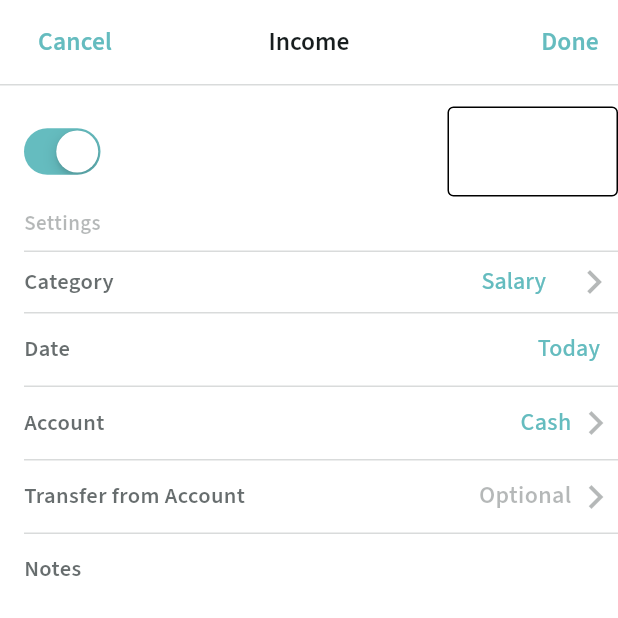
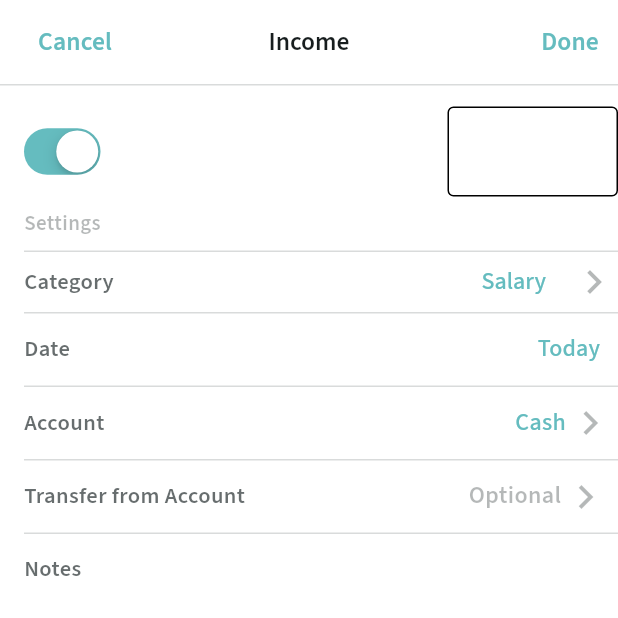
Before and after one commit to CherednychenkoIhor/cash_new_revenue, a Flutter app: the screen it shows after launch, on a phone screen of 412 x 824 dp, the top half of it. Run offline on Flutter 3.47's test engine with Material 2 defaults, Android fonts, the phone set to English and light mode, and no system bars; drawn by our look-alikes of dropdown_button2; our stand-ins replace google_fonts.

Commit message:
refactor code, navigation

```diff
--- /dev/null
+++ b/lib/settings/account.dart
@@ -0,0 +1,48 @@
+import 'package:cash_new_revenue/utils/colors.dart';
+import 'package:cash_new_revenue/utils/const.dart';
+import 'package:cash_new_revenue/utils/fonts.dart';
+import 'package:cash_new_revenue/utils/string.dart';
+import 'package:cash_new_revenue/widgets/cash.dart';
+import 'package:flutter/material.dart';
+
+class Account extends StatelessWidget {
+  const Account({Key? key}) : super(key: key);
+
+  @override
+  Widget build(BuildContext context) {
+    return Row(
+      mainAxisAlignment: MainAxisAlignment.start,
+      children: [
+        Container(
+          margin: const EdgeInsets.only(left: 16),
+          child: Text(account, style: sfProText15),
+        ),
+        Flexible(flex: 16,child: Container()),
+        Flexible(
+          flex: 3,
+          fit: FlexFit.loose,
+          child: GestureDetector(
+            onTap: () {
+              Navigator.of(context).push(
+                  MaterialPageRoute(builder: (context) => const Cash()));
+            },
+            child: Text(cash, textAlign: TextAlign.end, style: sfProText16),
+          ),
+        ),
+        Flexible(
+          fit: FlexFit.loose,
+          flex: 1,
+          child: IconButton(
+            onPressed: () {
+              Navigator.of(context).push(
+                  MaterialPageRoute(builder: (context) => const Cash()));
+            },
+            icon: navigNext,
+            padding: const EdgeInsets.only(top: 4, bottom: 4),
+            tooltip: cash,
+          ),
+        ),
+      ],
+    );
+  }
+}
--- a/lib/settings/cash.dart
+++ /dev/null
@@ -1,42 +0,0 @@
-import 'package:cash_new_revenue/utils/const.dart';
-import 'package:cash_new_revenue/utils/fonts.dart';
-import 'package:cash_new_revenue/utils/string.dart';
-import 'package:flutter/material.dart';
-
-class Cash extends StatelessWidget {
-  const Cash({Key? key}) : super(key: key);
-
-  @override
-  Widget build(BuildContext context) {
-    return Row(
-      mainAxisAlignment: MainAxisAlignment.spaceBetween,
-      children: [
-        Container(
-          margin: const EdgeInsets.only(left: 16),
-          child: Text(account, style: sfProText15),
-        ),
-        Row(
-          mainAxisAlignment: MainAxisAlignment.end,
-          children: [
-            SizedBox(
-              width: 35,
-              child: GestureDetector(
-                onTap: () {},
-                child: Text(cash, textAlign: TextAlign.end, style: sfProText16),
-              ),
-            ),
-            SizedBox(
-              width: 31,
-              child: IconButton(
-                onPressed: () {},
-                icon: navigNext,
-                padding: const EdgeInsets.only(top: 4, bottom: 4),
-                tooltip: category,
-              ),
-            ),
-          ],
-        ),
-      ],
-    );
-  }
-}
--- a/lib/settings/optional.dart
+++ b/lib/settings/optional.dart
@@ -11,16 +11,16 @@ class Optional extends StatelessWidget {
   @override
   Widget build(BuildContext context) {
     return Row(
-      mainAxisAlignment: MainAxisAlignment.spaceBetween,
+      mainAxisAlignment: MainAxisAlignment.start,
       children: [
         Container(
           margin: const EdgeInsets.only(left: 16),
           child: Text(transfer, style: sfProText15),
         ),
-        Row(
-          mainAxisAlignment: MainAxisAlignment.end,
-          children: [
-            GestureDetector(
+        Flexible(flex: 6,child: Container()),
+        Flexible(
+          flex: 3,
+          child: GestureDetector(
             onTap: () {},
             child: Text(
               optional,
@@ -34,16 +34,15 @@ class Optional extends StatelessWidget {
               ),
             ),
           ),
-            SizedBox(
-              width: 31,
+        ),
+        Flexible(
+          flex: 1,
           child: IconButton(
             onPressed: () {},
             icon: navigNext,
             padding: const EdgeInsets.only(top: 4, bottom: 4),
-                tooltip: category,
+            tooltip: optional,
           ),
-            ),
-          ],
         ),
       ],
     );
--- a/lib/utils/const.dart
+++ b/lib/utils/const.dart
@@ -3,6 +3,9 @@ import 'package:flutter/material.dart';
 
 const Icon navigNext = Icon(Icons.navigate_next, color: Color(0x56232C2D), size: 32,);
 const Icon cancel = Icon(Icons.backspace_outlined, color: Color(0xFF000000));
+const Icon search = Icon(Icons.search);
+const Icon add = Icon(Icons.add);
+const Icon back = Icon(Icons.navigate_before);
 
 const Divider divider = Divider(
   height: 1,
--- a/lib/utils/string.dart
+++ b/lib/utils/string.dart
@@ -3,6 +3,7 @@ const String expense = 'Expense';
 const String settings = 'Settings';
 const String cansel = 'Cancel';
 const String account = 'Account';
+const String accounts = 'Accounts';
 const String cash = 'Cash';
 const String date = 'Date';
 const String nowDay = 'Today';
--- a/lib/widgets/home_page.dart
+++ b/lib/widgets/home_page.dart
@@ -1,7 +1,7 @@
 import 'package:cash_new_revenue/utils/fonts.dart';
 import 'package:cash_new_revenue/utils/string.dart';
 import 'package:cash_new_revenue/settings/optional.dart';
-import 'package:cash_new_revenue/settings/cash.dart';
+import 'package:cash_new_revenue/settings/account.dart';
 import 'package:cash_new_revenue/settings/date.dart';
 import 'package:cash_new_revenue/widgets/numbers.dart';
 import 'package:cash_new_revenue/utils/colors.dart';
@@ -102,7 +102,7 @@ class _HomePageState extends State<HomePage> {
             divider,
             const Date(),
             divider,
-            const Cash(),
+            const Account(),
             divider,
             const Optional(),
             divider,
```
Also changed, not shown: lib/widgets/cash.dart (added, +64 -0 lines). Lines whose indentation alone changed are shown as unchanged.
